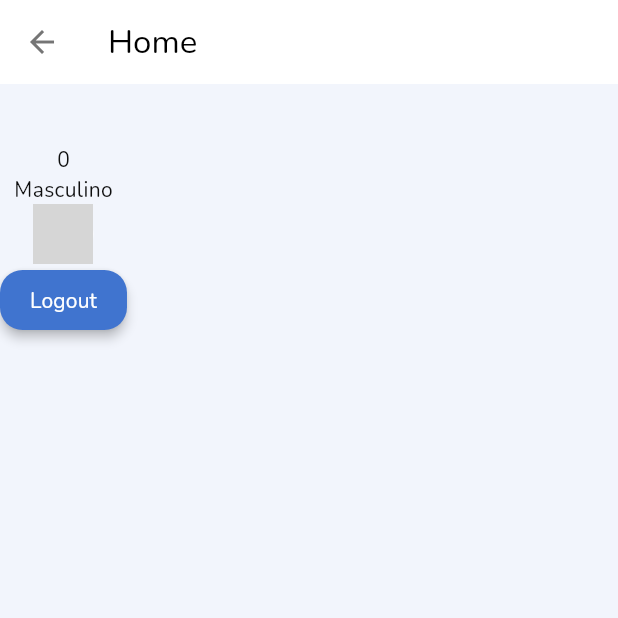
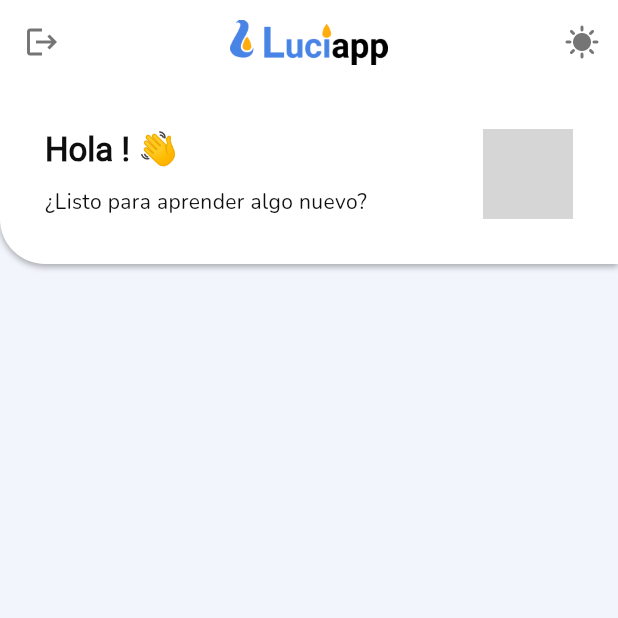
Before and after one commit to cbotina/Luciapp, a Flutter app: the HomePage screen opened directly, on a phone screen of 412 x 824 dp, the top half of it. Run offline on Flutter 3.47's test engine with Material 3 defaults, Android fonts, the phone set to English and light mode, and no system bars; our stand-ins replace cloud_firestore, firebase_auth, firebase_core, flutter_hooks, google_sign_in, hooks_riverpod; missing offline and left inert: flutter_facebook_auth, iconoir_flutter; accounts and stored records are empty; generated files the repository leaves out were written again; network calls fail; grey boxes are pictures that could not be loaded.

```diff
--- a/lib/common/theme/app_theme.dart
+++ b/lib/common/theme/app_theme.dart
@@ -31,6 +31,12 @@ class AppTheme {
   static final lightTheme = ThemeData(
     fontFamily: 'Nunito',
     colorScheme: _lightColorScheme,
+    textTheme: const TextTheme(
+      titleLarge: TextStyle(
+        fontFamily: 'Roboto',
+        fontWeight: FontWeight.bold,
+      ),
+    ),
     elevatedButtonTheme: ElevatedButtonThemeData(
       style: ButtonStyle(
         elevation: const MaterialStatePropertyAll(3),
--- a/lib/features/auth/data/auth_repository.dart
+++ b/lib/features/auth/data/auth_repository.dart
@@ -1,3 +1,5 @@
+import 'dart:async';
+
 import 'package:firebase_auth/firebase_auth.dart';
 import 'package:flutter_facebook_auth/flutter_facebook_auth.dart';
 import 'package:google_sign_in/google_sign_in.dart';
--- a/lib/features/auth/presentation/state/providers/photo_url_provider.dart
+++ b/lib/features/auth/presentation/state/providers/photo_url_provider.dart
@@ -1,6 +1,21 @@
+import 'dart:async';
+import 'package:firebase_auth/firebase_auth.dart';
 import 'package:hooks_riverpod/hooks_riverpod.dart';
-import 'package:luciapp/main.dart';
+import 'package:luciapp/features/auth/domain/typedefs/user_id.dart';
 
-final photoUrlProvider = Provider<String?>((ref) {
-  return ref.watch(authRepositoryProvider).photoUrl;
-});
+final photoUrlProvider = StreamProvider.family.autoDispose<String, UserId>(
+  (ref, UserId userId) {
+    final controller = StreamController<String>();
+    final sub = FirebaseAuth.instance.authStateChanges().listen((user) {
+      final photoURL = user?.photoURL;
+      controller.add(photoURL ?? "");
+    });
+
+    ref.onDispose(() {
+      sub.cancel();
+      controller.close();
+    });
+
+    return controller.stream;
+  },
+);
--- a/lib/pages/home_page.dart
+++ b/lib/pages/home_page.dart
@@ -1,44 +1,97 @@
 import 'package:flutter/material.dart';
 import 'package:hooks_riverpod/hooks_riverpod.dart';
-import 'package:luciapp/features/auth/data/user_info_provider.dart';
+import 'package:luciapp/features/auth/presentation/state/providers/user_info_provider.dart';
 import 'package:luciapp/features/auth/presentation/controllers/auth_controller.dart';
 import 'package:luciapp/features/auth/presentation/state/providers/photo_url_provider.dart';
 
-class HomePage extends HookConsumerWidget {
+class HomePage extends ConsumerWidget {
   const HomePage({super.key});
 
   @override
   Widget build(BuildContext context, WidgetRef ref) {
     final userId = ref.read(authControllerProvider).userId;
     final user = ref.watch(userInfoModelProvider(userId ?? ''));
+    final photoUrl = ref.watch(photoUrlProvider(userId ?? ''));
 
     return Scaffold(
-      appBar: AppBar(title: const Text('Home')),
-      body: Column(
+      appBar: AppBar(
+        title: Image.asset(
+          'assets/images/imagotype_light.png',
+          height: 30,
+        ),
+        centerTitle: true,
+        leading: IconButton(
+          icon: const Icon(Icons.logout),
+          onPressed: () {
+            ref.read(authControllerProvider.notifier).logOut();
+          },
+        ),
+        actions: [
+          IconButton(
+            icon: const Icon(Icons.sunny),
+            onPressed: () {},
+          ),
+        ],
+      ),
+      body: ListView(
         children: [
           user.when(
             data: (data) {
-              return Column(
-                children: [
-                  Text(data.name),
-                  Text(data.userId),
-                  Text(data.age.toString()),
-                  Text(data.gender.toString()),
-                  CircleAvatar(
-                    backgroundImage:
-                        Image.network(ref.read(photoUrlProvider) ?? "").image,
+              return Container(
+                decoration: BoxDecoration(
+                  color: Theme.of(context).colorScheme.background,
+                  borderRadius: const BorderRadius.only(
+                    bottomLeft: Radius.circular(30),
                   ),
-                ],
+                  boxShadow: [
+                    BoxShadow(
+                      color: Theme.of(context).shadowColor,
+                      blurRadius: 3,
+                      spreadRadius: 0,
+                      offset: const Offset(0, 2),
+                    ),
+                  ],
+                ),
+                padding: const EdgeInsets.all(30),
+                child: Row(
+                  crossAxisAlignment: CrossAxisAlignment.start,
+                  mainAxisAlignment: MainAxisAlignment.spaceBetween,
+                  children: [
+                    SizedBox(
+                      width: 240,
+                      child: Column(
+                        crossAxisAlignment: CrossAxisAlignment.start,
+                        children: [
+                          Text(
+                            "Hola ${data.name.split(' ').first}! 👋",
+                            style: Theme.of(context).textTheme.titleLarge,
+                          ),
+                          const SizedBox(
+                            height: 10,
+                          ),
+                          const Text("¿Listo para aprender algo nuevo?")
+                        ],
+                      ),
+                    ),
+                    photoUrl.when(
+                      data: (data) {
+                        return CircleAvatar(
+                          backgroundImage: Image.network(data).image,
+                          radius: 30,
+                        );
+                      },
+                      loading: () => const CircularProgressIndicator(),
+                      error: (error, stackTrace) => Text(error.toString()),
+                    )
+                  ],
+                ),
               );
             },
             error: (error, stackTrace) => const Text("error"),
             loading: () => const CircularProgressIndicator(),
           ),
-          ElevatedButton(
-            onPressed: () {
-              ref.read(authControllerProvider.notifier).logOut();
-            },
-            child: const Text("Logout"),
+          const SizedBox(
+            height: 30,
           ),
         ],
       ),
```
Also changed, not shown: lib/features/auth/presentation/widgets/login_buttons_widget.dart (+12 -5 lines), lib/features/auth/presentation/widgets/register_form_widget.dart (added, +101 -0 lines), lib/main.dart (+3 -12 lines), lib/pages/auth_page.dart (+16 -36 lines), lib/features/auth/presentation/state/providers/user_info_provider.dart (renamed from lib/features/auth/data/user_info_provider.dart).
